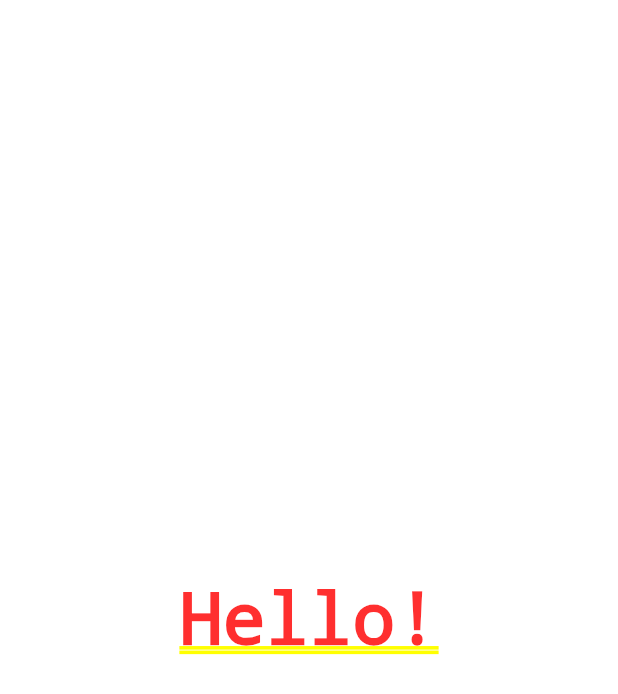
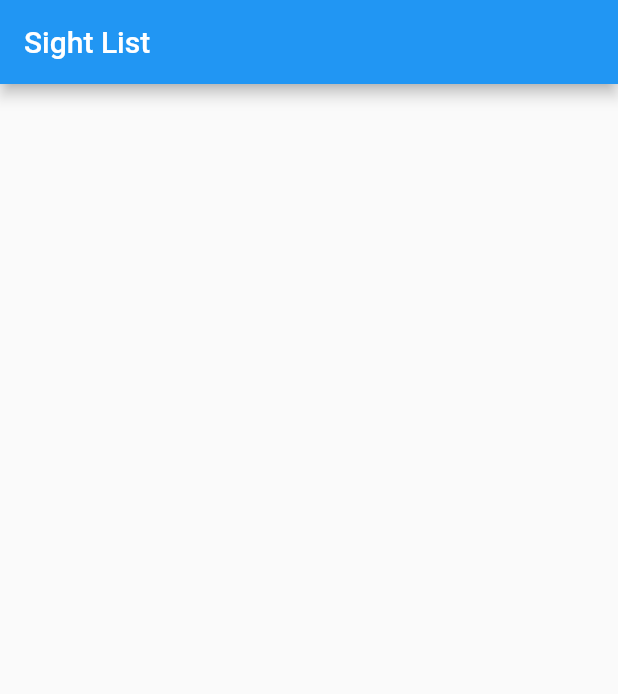
Before and after one commit to vlad-skv/places, a Flutter app: the screen it shows after launch, on a phone screen of 412 x 824 dp. Shown: the top 694 px of the screen. Run offline on Flutter 3.47's test engine with Material 2 defaults, Android fonts, the phone set to English and light mode, and no system bars.

Commit message:
new sight_list screen, removed test widgets

```diff
--- a/lib/main.dart
+++ b/lib/main.dart
@@ -1,4 +1,5 @@
 import 'package:flutter/material.dart';
+import 'package:places/ui/screen/sight_list_screen.dart';
 
 void main() {
   runApp(App());
@@ -8,54 +9,8 @@ class App extends StatelessWidget {
   @override
   Widget build(BuildContext context) {
     return MaterialApp(
-      home: MyFirstWidget(),
+      home: SightListScreen(),
       title: 'Some title',
     );
   }
 }
-
-class MyFirstWidget extends StatelessWidget {
-  var counter = 0;
-
-  @override
-  Widget build(BuildContext context) {
-    counter++;
-    print('counter: $counter');
-
-    return Container(
-      child: Center(
-        child: Text('Hello!'),
-      ),
-    );
-  }
-
-  getContextType() {
-    // Undefined name: context
-    //return context.runtimeType;
-  }
-}
-
-class MyFirstStatefulWidget extends StatefulWidget {
-  @override
-  _MyFirstStatefulWidgetState createState() => _MyFirstStatefulWidgetState();
-}
-
-class _MyFirstStatefulWidgetState extends State<MyFirstStatefulWidget> {
-  var counter = 0;
-
-  @override
-  Widget build(BuildContext context) {
-    counter++;
-    print('counter: $counter');
-
-    return Container(
-      child: Center(
-        child: Text('Hello!'),
-      ),
-    );
-  }
-
-  getContextType() {
-    return context.runtimeType;
-  }
-}
--- /dev/null
+++ b/lib/ui/screen/sight_list_screen.dart
@@ -0,0 +1,17 @@
+import 'package:flutter/material.dart';
+
+class SightListScreen extends StatefulWidget {
+  @override
+  _SightListScreenState createState() => _SightListScreenState();
+}
+
+class _SightListScreenState extends State<SightListScreen> {
+  @override
+  Widget build(BuildContext context) {
+    return Scaffold(
+      appBar: AppBar(
+        title: Text("Sight List"),
+      ),
+    );
+  }
+}
```
